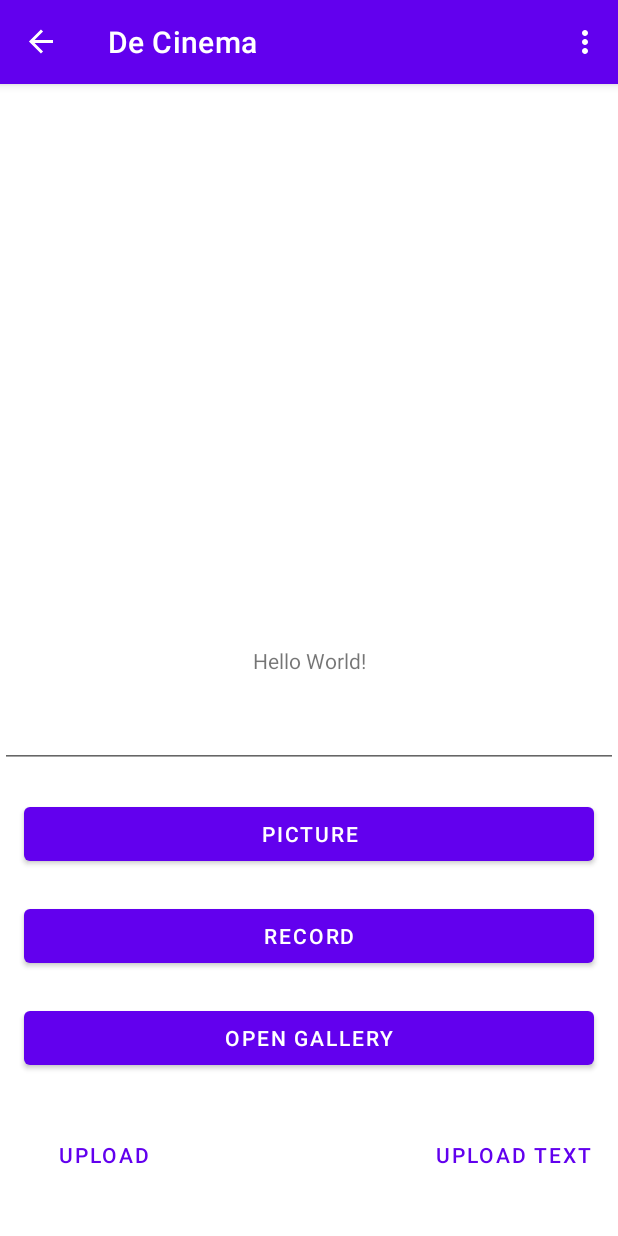
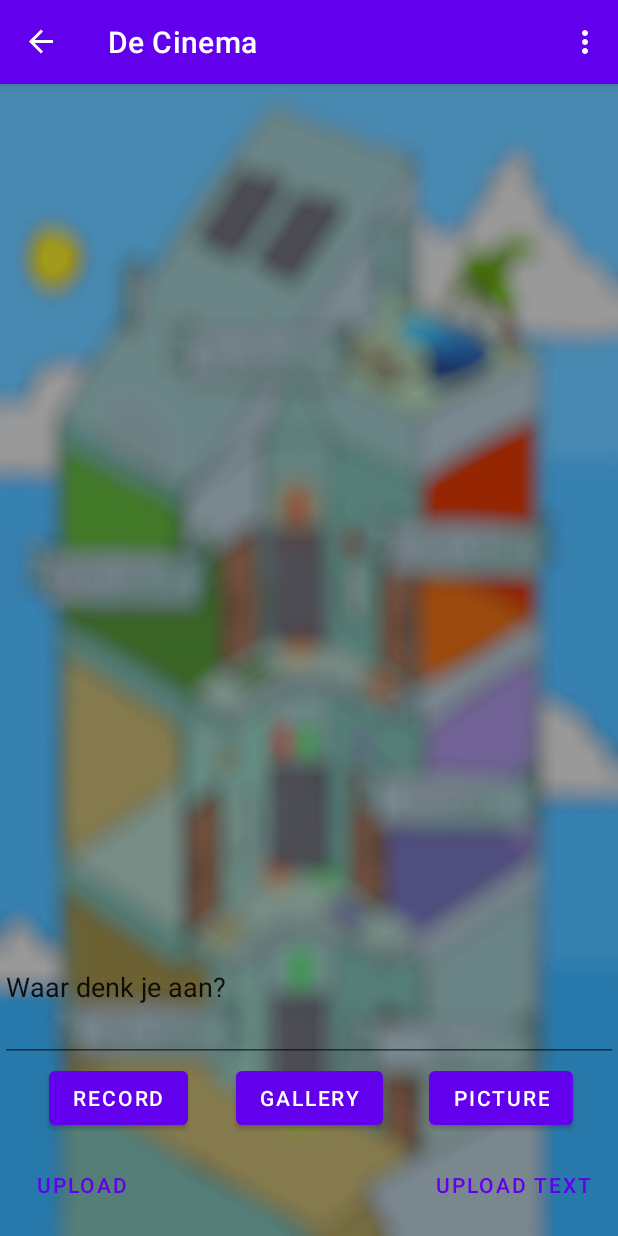
Before and after one commit to HoGent-Projecten3/projecten3-2021-android-f3, an Android app: the CinemaFragment screen opened through its navigation route, on a phone screen of 412 x 824 dp. Run offline under Robolectric (Android 15) with nearby library versions, the phone set to English and light mode, and no system bars; our stand-ins replace data binding, navigation-ui; pictures from the network do not load.

Commit message:
Add  opmaak cinema
Add  opmaak cinema

```diff
--- a/app/src/main/res/layout/fragment_cinema.xml
+++ b/app/src/main/res/layout/fragment_cinema.xml
@@ -3,91 +3,87 @@
     xmlns:android="http://schemas.android.com/apk/res/android"
     xmlns:tools="http://schemas.android.com/tools"
     tools:layout="@layout/fragment_cinema">
+
     <androidx.constraintlayout.widget.ConstraintLayout
         android:layout_width="match_parent"
         android:layout_height="match_parent"
-    >
+        android:background="@drawable/blurry">
 
 
-    <VideoView
-        android:id="@+id/videoView"
-        android:layout_width="match_parent"
-        android:layout_height="300dp"
-        android:visibility="gone"
-        app:layout_constraintBottom_toTopOf="@id/btCapturePhoto"
-        app:layout_constraintTop_toTopOf="parent"/>
+        <com.google.android.material.button.MaterialButton
+            android:id="@+id/btCaptureVideo"
+            style="@style/Widget.MaterialComponents.Button"
+            android:layout_width="wrap_content"
+            android:layout_height="wrap_content"
 
-    <ImageView
-        android:id="@+id/ivImage"
-        android:layout_width="match_parent"
-        android:layout_height="300dp"
-        android:src="#dedede"
-        android:visibility="gone"
-        app:layout_constraintBottom_toTopOf="@id/btCapturePhoto"
-        app:layout_constraintTop_toTopOf="parent"/>
-
-    <com.google.android.material.textfield.TextInputEditText
-        android:id="@+id/txfBericht"
-        android:layout_width="match_parent"
-        android:layout_height="150dp"
-        app:layout_constraintBottom_toBottomOf="@+id/btCapturePhoto"
-        app:layout_constraintTop_toBottomOf="@+id/videoView" />
+            android:text="@string/btnVideoMaken"
+            app:layout_constraintEnd_toStartOf="@+id/btOpenGallery"
+            app:layout_constraintStart_toStartOf="parent"
+            app:layout_constraintTop_toBottomOf="@+id/txfBericht" />
 
         <com.google.android.material.button.MaterialButton
-        android:id="@+id/btCapturePhoto"
+            android:id="@+id/btOpenGallery"
             style="@style/Widget.MaterialComponents.Button"
-        android:layout_width="match_parent"
+            android:layout_width="wrap_content"
             android:layout_height="wrap_content"
-        android:layout_marginStart="16dp"
-        android:layout_marginEnd="16dp"
-        android:text="@string/btnFotoNemen"
-        app:layout_constraintBottom_toTopOf="@+id/btCaptureVideo"
+
+            android:text="@string/btnGalerij"
             app:layout_constraintEnd_toEndOf="parent"
             app:layout_constraintStart_toStartOf="parent"
             app:layout_constraintTop_toBottomOf="@+id/txfBericht" />
 
         <com.google.android.material.button.MaterialButton
-        android:layout_marginStart="16dp"
-        android:layout_marginEnd="16dp"
-        android:id="@+id/btCaptureVideo"
+            android:id="@+id/btCapturePhoto"
             style="@style/Widget.MaterialComponents.Button"
+            android:layout_width="wrap_content"
+            android:layout_height="wrap_content"
+            android:text="@string/btnFotoNemen"
+            app:layout_constraintEnd_toEndOf="parent"
+            app:layout_constraintStart_toEndOf="@+id/btOpenGallery"
+            app:layout_constraintTop_toBottomOf="@+id/txfBericht" />
+
+        <VideoView
+            android:id="@+id/videoView"
+            android:layout_width="wrap_content"
+            android:layout_height="350dp"
+            android:visibility="gone"
+            app:layout_constraintTop_toTopOf="parent"
+
+
+            />
+
+        <ImageView
+            android:id="@+id/ivImage"
+            android:layout_width="wrap_content"
+            android:layout_height="350dp"
+            android:src="#dedede"
+            android:visibility="gone"
+            app:layout_constraintTop_toTopOf="parent"
+
+            />
+
+
+        <com.google.android.material.textfield.TextInputEditText
+            android:id="@+id/txfBericht"
             android:layout_width="match_parent"
-        android:layout_height="wrap_content"
-        android:text="@string/btnVideoMaken"
-        app:layout_constraintTop_toBottomOf="@+id/btCapturePhoto"
-        app:layout_constraintBottom_toTopOf="@id/btOpenGallery"/>
+            android:layout_height="100dp"
+            android:layout_marginTop="@dimen/spaceforviews"
+            android:text="@string/txf_default"
+            app:layout_constraintBottom_toTopOf="@+id/btOpenGallery"
+            app:layout_constraintEnd_toEndOf="parent"
+            app:layout_constraintStart_toStartOf="parent" />
 
         <com.google.android.material.button.MaterialButton
-        android:layout_marginStart="16dp"
-        android:layout_marginEnd="16dp"
-        android:id="@+id/btOpenGallery"
-        style="@style/Widget.MaterialComponents.Button"
-        android:layout_width="match_parent"
-        android:layout_height="wrap_content"
-        android:text="@string/btnGalerij"
-        app:layout_constraintBottom_toTopOf="@+id/sendButton"
-        app:layout_constraintTop_toBottomOf="@+id/btCaptureVideo" />
-
-
-
-
-
-    <com.google.android.material.button.MaterialButton
-        android:layout_marginStart="16dp"
-        android:layout_marginEnd="16dp"
             android:id="@+id/sendButton"
             style="@style/Widget.MaterialComponents.Button.TextButton"
             android:layout_width="wrap_content"
             android:layout_height="wrap_content"
             android:layout_margin="10dp"
-        android:layout_marginTop="18dp"
             android:text="@string/upload_image"
             app:layout_constraintBottom_toBottomOf="parent"
-        app:layout_constraintEnd_toEndOf="parent"
-        app:layout_constraintHorizontal_bias="0.049"
+            app:layout_constraintRight_toLeftOf="@id/btSendText"
             app:layout_constraintStart_toStartOf="parent"
             app:layout_constraintTop_toBottomOf="@+id/btOpenGallery" />
-
 
         <com.google.android.material.button.MaterialButton
             android:id="@+id/btSendText"
@@ -95,7 +91,7 @@
             android:layout_width="wrap_content"
             android:layout_height="wrap_content"
             android:layout_margin="10dp"
-        android:layout_marginTop="18dp"
+            android:layout_marginTop="4dp"
             android:text="@string/upload_text"
             app:layout_constraintBottom_toBottomOf="parent"
             app:layout_constraintEnd_toEndOf="parent"
--- a/app/src/main/res/layout/fragment_hotel.xml
+++ b/app/src/main/res/layout/fragment_hotel.xml
@@ -93,25 +93,5 @@
             app:layout_constraintEnd_toEndOf="parent"
             app:layout_constraintHorizontal_bias="0.215"
             app:layout_constraintStart_toEndOf="@+id/image_infobalie" />
-
-        <TextView
-            android:id="@+id/label_hotel"
-            android:layout_width="match_parent"
-            android:layout_height="wrap_content"
-            android:layout_gravity="center"
-            android:shadowColor="@color/colorPrimaryDark"
-            android:shadowDx="10"
-            android:shadowDy="10"
-            android:shadowRadius="5"
-            android:text="Het Hotel"
-            android:textAlignment="center"
-            android:textAppearance="@style/TextAppearance.AppCompat.Large"
-            android:textColor="@color/cardview_light_background"
-            android:textColorHighlight="@color/colorPrimaryDark"
-            android:textSize="@dimen/txtTitleSize"
-            android:textStyle="bold"
-            app:layout_constraintEnd_toEndOf="parent"
-            app:layout_constraintStart_toStartOf="parent"
-            app:layout_constraintTop_toTopOf="parent" />
     </androidx.constraintlayout.widget.ConstraintLayout>
 </layout>
--- a/app/src/main/res/values/dimens.xml
+++ b/app/src/main/res/values/dimens.xml
@@ -2,4 +2,5 @@
 <resources>
     <dimen name="marginBetweenButtons">10dp</dimen>
     <dimen name="txtTitleSize">40dp</dimen>
+    <dimen name="spaceforviews">450dp</dimen>
 </resources>
--- a/app/src/main/res/values/strings.xml
+++ b/app/src/main/res/values/strings.xml
@@ -1,6 +1,6 @@
 <resources>
     <string name="app_name" translatable="false">Faith</string>
-    <string name="btnGalerij">OPEN GALLERY</string>
+    <string name="btnGalerij">GALLERY</string>
     <string name="btnFotoNemen">PICTURE</string>
     <string name="btnVideoMaken">RECORD</string>
     <string name="viewPreviewImage">PREVIEW</string>
@@ -22,5 +22,6 @@
         Alexander De Baene\n
         Bert Suffys\n
     </string>
+    <string name="txf_default">Waar denk je aan?</string>
 
 </resources>
```
Also changed, not shown: app/src/main/res/drawable/blurry.png (added), 1 other file. Lines whose indentation alone changed are shown as unchanged.
